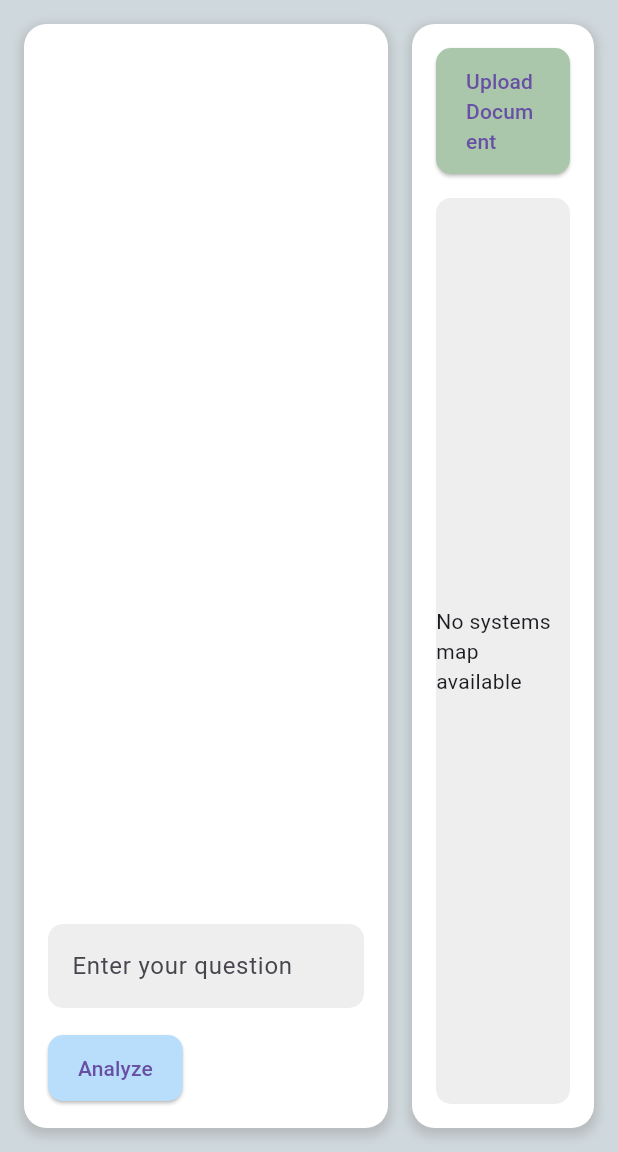
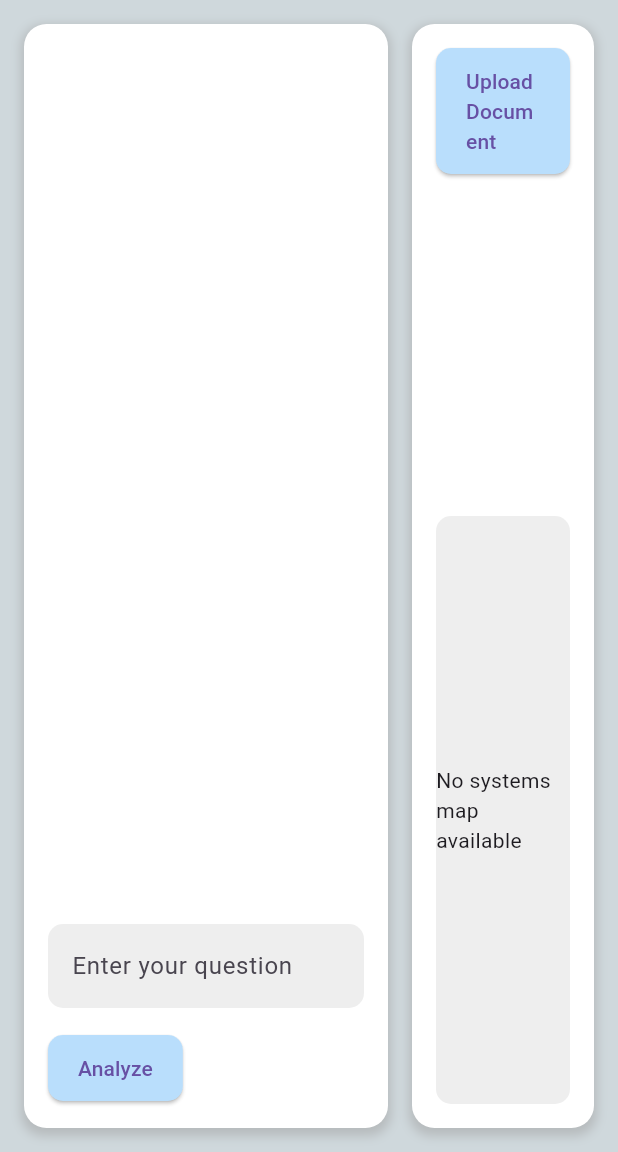
Before and after one commit to aguijarro/hexis, a Flutter app: the screen it shows after launch, on a phone screen of 412 x 824 dp, the part 84-1236 px from its top. Run offline on Flutter 3.47's test engine with Material 3 defaults, Android fonts, the phone set to English and light mode, and no system bars; our stand-ins replace file_picker; network calls fail.

Commit message:
feat: Improve look and feel

```diff
--- a/app/lib/main.dart
+++ b/app/lib/main.dart
@@ -33,6 +33,7 @@ class _HomePageState extends State<HomePage> {
   String? _conversationId;
   String? _systemsMapUrl;
   final FocusNode _questionFocusNode = FocusNode();
+  List<String> _uploadedDocuments = [];
 
   @override
   void initState() {
@@ -132,6 +133,9 @@ class _HomePageState extends State<HomePage> {
           final response = await request.send();
 
           if (response.statusCode == 200) {
+            setState(() {
+              _uploadedDocuments.add(file.name);
+            });
             ScaffoldMessenger.of(context).showSnackBar(
               SnackBar(content: Text('Document uploaded successfully')),
             );
@@ -313,7 +317,7 @@ class _HomePageState extends State<HomePage> {
               onPressed: _uploadDocument,
               child: Text('Upload Document'),
               style: ElevatedButton.styleFrom(
-                backgroundColor: const Color.fromARGB(255, 170, 199, 171),
+                backgroundColor: const Color.fromARGB(255, 185, 222, 252),
                 shape: RoundedRectangleBorder(
                   borderRadius: BorderRadius.circular(10),
                 ),
@@ -322,6 +326,20 @@ class _HomePageState extends State<HomePage> {
             ),
             SizedBox(height: 16),
             Expanded(
+              flex: 1,
+              child: ListView.builder(
+                itemCount: _uploadedDocuments.length,
+                itemBuilder: (context, index) {
+                  return ListTile(
+                    leading: Icon(Icons.description),
+                    title: Text(_uploadedDocuments[index]),
+                  );
+                },
+              ),
+            ),
+            SizedBox(height: 16),
+            Expanded(
+              flex: 2,
               child: Container(
                 decoration: BoxDecoration(
                   color: Colors.grey[200],
```
Also changed, not shown: 1 other file.
